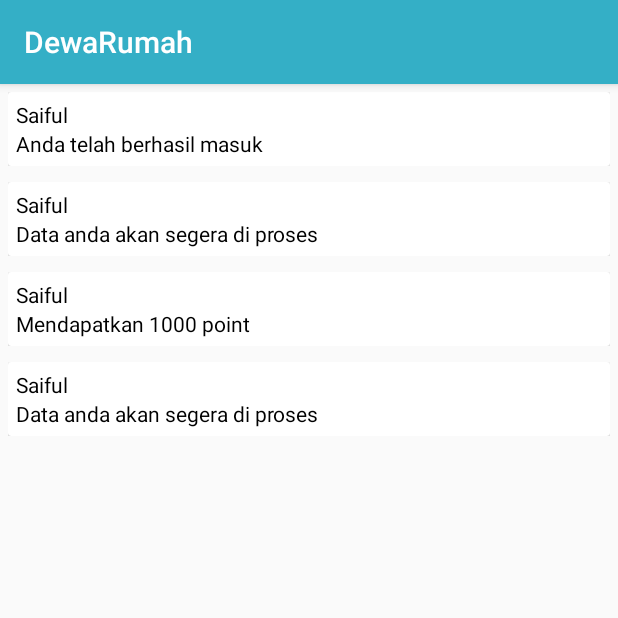
After one commit to Rafizi/Dewa-Rumah, an Android app: the NotifSA screen opened directly, with no data from a screen before it, on a phone screen of 412 x 824 dp, the top half of it. The commit adds this screen. Run offline under Robolectric (Android 15) with nearby library versions, the phone set to English and light mode, and no system bars.

Commit message:
Notification

```diff
--- a/app/src/main/AndroidManifest.xml
+++ b/app/src/main/AndroidManifest.xml
@@ -56,7 +56,10 @@
         <activity android:name=".BeforeLogin.Activity.SignUpSuccess" />
         <activity android:name=".AfterLogin.SA.DetailPromoSA" />
         <activity android:name=".AfterLogin.GM.DetailPromoGM" />
-        <activity android:name=".AfterLogin.SC.DetailPromoSC"></activity>
+        <activity android:name=".AfterLogin.SC.DetailPromoSC" />
+        <activity android:name=".AfterLogin.GM.NotifGM.Activity.NotifGM" />
+        <activity android:name=".AfterLogin.SA.NotifSA.Activity.NotifSA" />
+        <activity android:name=".AfterLogin.SC.NotifSC.Activity.NotifSC"></activity>
     </application>
 
 </manifest>
--- /dev/null
+++ b/app/src/main/java/com/naufalrafizi/dewarumah/AfterLogin/SA/NotifSA/Activity/NotifSA.java
@@ -0,0 +1,53 @@
+
+
+package com.naufalrafizi.dewarumah.AfterLogin.SA.NotifSA.Activity;
+
+import android.support.v7.app.AppCompatActivity;
+import android.os.Bundle;
+import android.support.v7.widget.LinearLayoutManager;
+import android.support.v7.widget.RecyclerView;
+
+import com.naufalrafizi.dewarumah.AfterLogin.SA.NotifSA.Adapter.RecyclerAdapterNotifSA;
+import com.naufalrafizi.dewarumah.R;
+
+public class NotifSA extends AppCompatActivity {
+
+    RecyclerAdapterNotifSA rvAdapterNotifSA;
+
+    String [] nama = {
+
+            "Saiful",
+            "Saiful",
+            "Saiful",
+            "Saiful"
+
+    };
+
+    String [] content ={
+
+            "Anda telah berhasil masuk",
+            "Data anda akan segera di proses",
+            "Mendapatkan 1000 point",
+            "Data anda akan segera di proses"
+
+    };
+
+    @Override
+    protected void onCreate(Bundle savedInstanceState) {
+        super.onCreate(savedInstanceState);
+        setContentView(R.layout.activity_notif_sa);
+
+        setUpRecyclerView();
+
+
+    }
+
+    private void setUpRecyclerView() {
+
+        RecyclerView rvListNotifaSA = (RecyclerView)findViewById(R.id.rvNotifSA);
+        rvListNotifaSA.setLayoutManager(new LinearLayoutManager(this,LinearLayoutManager.VERTICAL,false));
+        rvAdapterNotifSA = new RecyclerAdapterNotifSA(getApplicationContext(),nama,content);
+        rvListNotifaSA.setAdapter(rvAdapterNotifSA);
+
+    }
+}
--- /dev/null
+++ b/app/src/main/java/com/naufalrafizi/dewarumah/AfterLogin/SA/NotifSA/Adapter/RecyclerAdapterNotifSA.java
@@ -0,0 +1,62 @@
+package com.naufalrafizi.dewarumah.AfterLogin.SA.NotifSA.Adapter;
+
+import android.content.Context;
+import android.support.v7.widget.RecyclerView;
+import android.view.LayoutInflater;
+import android.view.View;
+import android.view.ViewGroup;
+import android.widget.TextView;
+
+import com.naufalrafizi.dewarumah.R;
+
+/**
+ * Created by Asus on 9/28/2018.
+ */
+
+public class RecyclerAdapterNotifSA extends RecyclerView.Adapter<RecyclerAdapterNotifSA.ViewHolder> {
+
+    private String [] mNama =new String[0];
+    private String [] mContent = new String[0];
+    private Context c;
+    LayoutInflater inflater;
+
+    public RecyclerAdapterNotifSA(Context c, String[] nama, String[] content) {
+
+        this.mNama = nama;
+        this.mContent = content;
+        this.c = c.getApplicationContext();
+        this.inflater = LayoutInflater.from(c);
+
+    }
+
+    @Override
+    public RecyclerAdapterNotifSA.ViewHolder onCreateViewHolder(ViewGroup parent, int viewType) {
+        View v = inflater.inflate(R.layout.costum_list_data_agent_sc,parent,false);
+        RecyclerAdapterNotifSA.ViewHolder viewHolder= new RecyclerAdapterNotifSA.ViewHolder(v);
+
+        return viewHolder;
+    }
+
+    @Override
+    public void onBindViewHolder(RecyclerAdapterNotifSA.ViewHolder holder, int position) {
+
+        holder.txtNama.setText(mNama[position]);
+        holder.txtContent.setText(mContent[position]);
+    }
+
+    @Override
+    public int getItemCount() {
+        return mNama.length;
+    }
+
+    public class ViewHolder extends RecyclerView.ViewHolder {
+        TextView txtNama,txtContent;
+        public ViewHolder(View itemView) {
+            super(itemView);
+
+            txtNama = (TextView)itemView.findViewById(R.id.txtNamaAgentSC);
+            txtContent = (TextView)itemView.findViewById(R.id.txtProjectAgentSC);
+
+        }
+    }
+}
--- a/app/src/main/res/layout/activity_main_sagent.xml
+++ b/app/src/main/res/layout/activity_main_sagent.xml
@@ -10,11 +10,6 @@
         android:layout_width="match_parent"
         android:layout_height="match_parent"
         android:orientation="vertical">
-
-        <ImageView
-            android:layout_width="wrap_content"
-            android:layout_height="wrap_content"
-            android:src="@mipmap/ic_notif"/>
 
         <RelativeLayout
             android:layout_width="match_parent"
--- /dev/null
+++ b/app/src/main/res/layout/activity_notif_sa.xml
@@ -0,0 +1,16 @@
+<?xml version="1.0" encoding="utf-8"?>
+<LinearLayout xmlns:android="http://schemas.android.com/apk/res/android"
+    xmlns:app="http://schemas.android.com/apk/res-auto"
+    xmlns:tools="http://schemas.android.com/tools"
+    android:layout_width="match_parent"
+    android:layout_height="match_parent"
+    tools:context="com.naufalrafizi.dewarumah.AfterLogin.SA.NotifSA.Activity.NotifSA">
+
+    <android.support.v7.widget.RecyclerView
+        android:id="@+id/rvNotifSA"
+        android:layout_width="match_parent"
+        android:layout_height="match_parent">
+
+    </android.support.v7.widget.RecyclerView>
+
+</LinearLayout>
```
Also changed, not shown: app/src/main/java/com/naufalrafizi/dewarumah/AfterLogin/GM/NotifGM/Activity/NotifGM.java (added, +59 -0 lines), app/src/main/java/com/naufalrafizi/dewarumah/AfterLogin/GM/NotifGM/Adapter/RecyclerAdapterNotifGM.java (added, +71 -0 lines), app/src/main/java/com/naufalrafizi/dewarumah/AfterLogin/SC/NotifSC/Activity/NotifSC.java (added, +49 -0 lines), app/src/main/java/com/naufalrafizi/dewarumah/AfterLogin/SC/NotifSC/Adapter/RecyclerAdapterNotifSC.java (added, +65 -0 lines), app/src/main/res/layout/activity_notif_gm.xml (added, +16 -0 lines), app/src/main/res/layout/activity_notif_sc.xml (added, +15 -0 lines), app/src/main/res/layout/toolbar_gm.xml (added, +37 -0 lines), app/src/main/res/layout/toolbar_sa.xml (added, +37 -0 lines), app/src/main/res/layout/toolbar_sc.xml (added, +37 -0 lines), app/src/main/ic_notif-web.png (added), app/src/main/res/mipmap-hdpi/ic_notif.png (added), app/src/main/res/mipmap-mdpi/ic_notif.png (added), app/src/main/res/mipmap-xhdpi/ic_notif.png (added), app/src/main/res/mipmap-xxhdpi/ic_notif.png (added), 1 more files.
